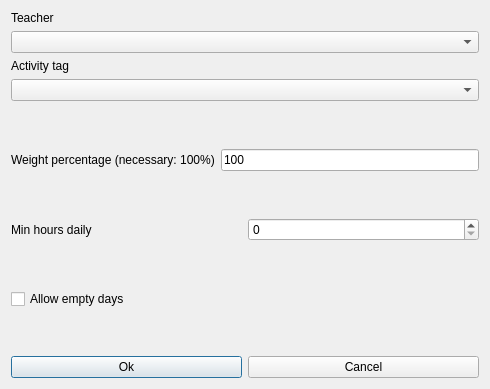
vonmecheln/fet, file fet/src/interface/modifyconstraintteacheractivitytagminhoursdailyform_template.ui: the form before one commit.
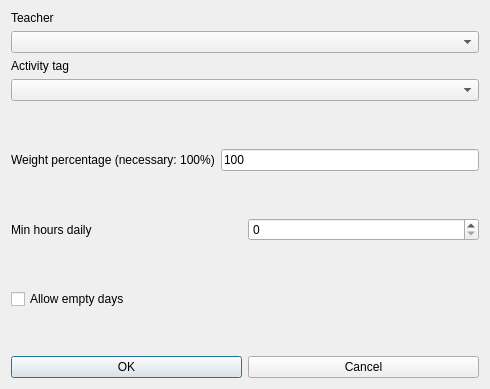
The form after the commit.

```diff
--- a/fet/src/interface/modifyconstraintteacheractivitytagminhoursdailyform_template.ui
+++ b/fet/src/interface/modifyconstraintteacheractivitytagminhoursdailyform_template.ui
@@ -193,7 +193,7 @@
      <item>
       <widget class="QPushButton" name="okPushButton">
        <property name="text">
-        <string>Ok</string>
+        <string>OK</string>
        </property>
       </widget>
      </item>
```
